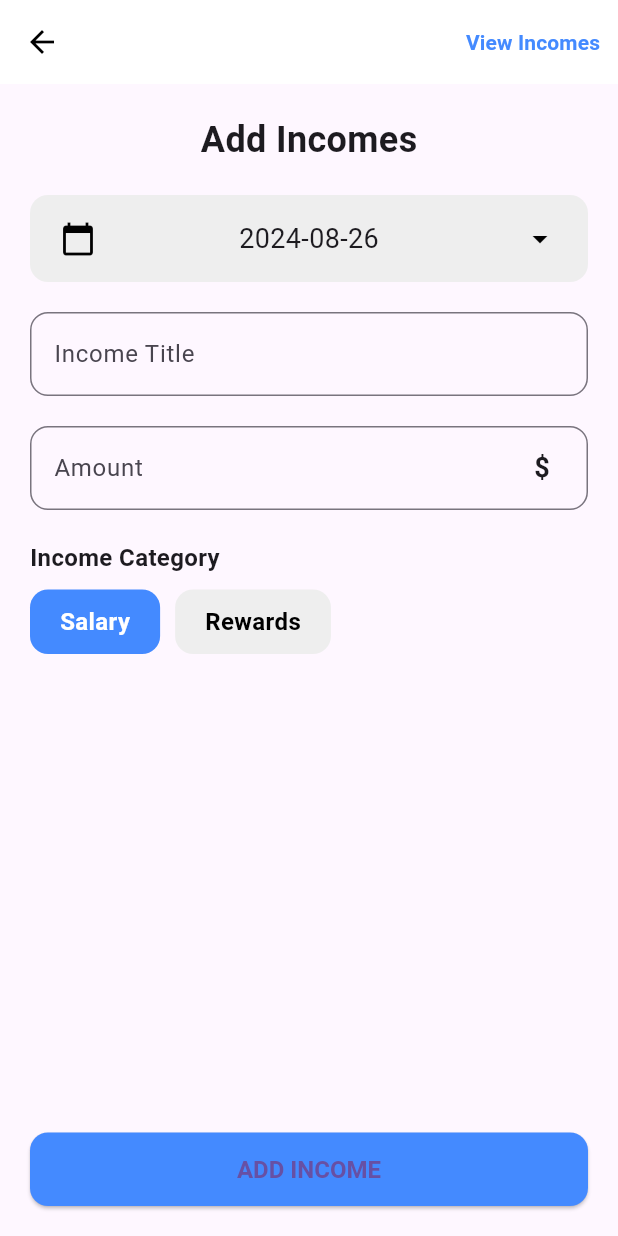
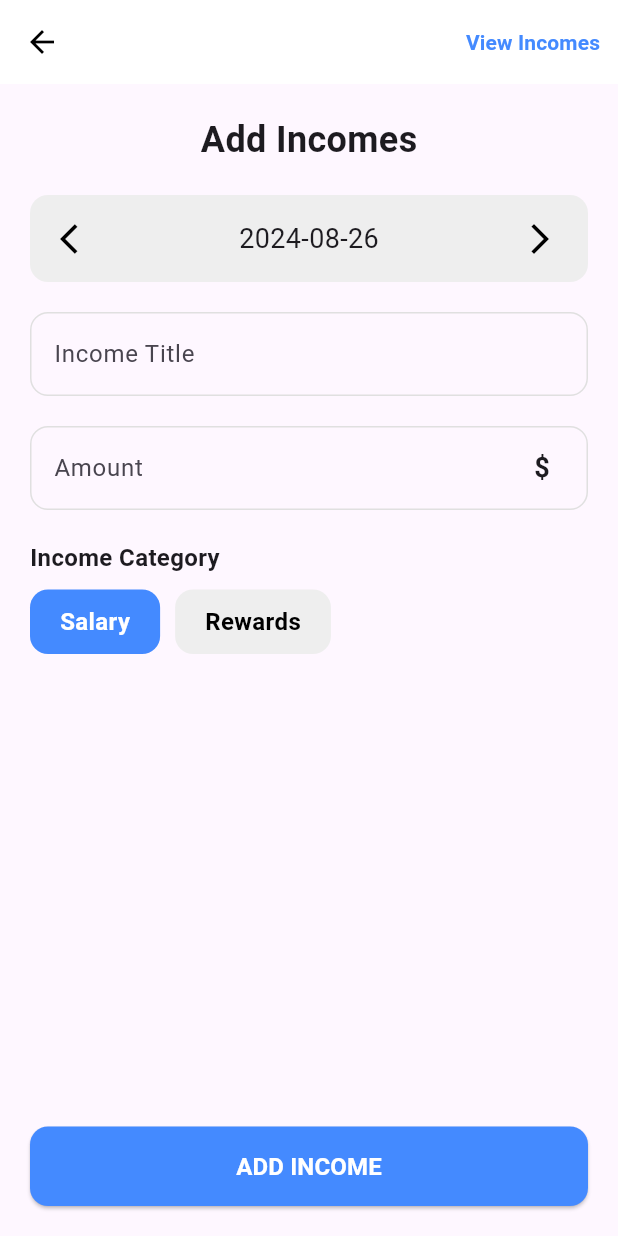
Before and after one commit to ahita1/finance_tracker, a Flutter app: the AddIncomeScreen screen opened by its route, on a phone screen of 412 x 824 dp. Run offline on Flutter 3.47's test engine with Material 3 defaults, Android fonts, the phone set to English and light mode, and no system bars; our stand-ins replace sqflite, sqflite_common_ffi; accounts and stored records are empty; network calls fail.

Commit message:
style changes ,  and some functionality changes

```diff
--- a/lib/providers/finance_provider.dart
+++ b/lib/providers/finance_provider.dart
@@ -19,10 +19,8 @@ class FinanceProvider with ChangeNotifier {
   List<Map<String, dynamic>> get expenses => _expenses;
 
   Future<List<Map<String, dynamic>>> fetchIncomes() async {
-    print('Fetching incomes...');
     final db = await DatabaseHelper().database;
     final List<Map<String, dynamic>> incomeData = await db.query('incomes');
-    print('Fetched Incomes: $incomeData'); // Debug print
     _incomes = incomeData;
     _totalIncome = _incomes.fold(0, (sum, item) => sum + (item['amount'] as double));
     notifyListeners();
@@ -30,10 +28,8 @@ class FinanceProvider with ChangeNotifier {
   }
 
   Future<List<Map<String, dynamic>>> fetchExpenses() async {
-    print('Fetching expenses...');
     final db = await DatabaseHelper().database;
     final List<Map<String, dynamic>> expenseData = await db.query('expenses');
-    print('Fetched Expenses: $expenseData'); // Debug print
     _expenses = expenseData;
     _totalExpenses = _expenses.fold(0, (sum, item) => sum + (item['amount'] as double));
     notifyListeners();
@@ -63,7 +59,6 @@ class FinanceProvider with ChangeNotifier {
 
   Future<Map<String, double>> getConversionRates() async {
     final rates = await _currencyService.fetchConversionRates();
-    print('Conversion Rates: $rates'); // Log the API response
     return rates;
   }
 
--- a/lib/screens/income_screen.dart
+++ b/lib/screens/income_screen.dart
@@ -68,7 +68,7 @@ class _AddIncomeScreenState extends State<AddIncomeScreen> {
               ),
             ),
             SizedBox(height: 20),
-            // Custom Date Picker
+            // Updated Date Picker Design
             GestureDetector(
               onTap: () => _selectDate(context),
               child: Container(
@@ -80,12 +80,12 @@ class _AddIncomeScreenState extends State<AddIncomeScreen> {
                 child: Row(
                   mainAxisAlignment: MainAxisAlignment.spaceBetween,
                   children: <Widget>[
-                    Icon(Icons.calendar_today, color: Colors.black),
+                    Icon(Icons.arrow_back_ios, color: Colors.black),
                     Text(
                       "${_selectedDate.toLocal()}".split(' ')[0],
                       style: TextStyle(fontSize: 18.0),
                     ),
-                    Icon(Icons.arrow_drop_down, color: Colors.black),
+                    Icon(Icons.arrow_forward_ios, color: Colors.black),
                   ],
                 ),
               ),
@@ -97,6 +97,14 @@ class _AddIncomeScreenState extends State<AddIncomeScreen> {
               decoration: InputDecoration(
                 labelText: 'Income Title',
                 border: OutlineInputBorder(
+                  borderRadius: BorderRadius.circular(12.0),
+                ),
+                focusedBorder: OutlineInputBorder(
+                  borderSide: BorderSide(color: Colors.blueAccent, width: 2.0),
+                  borderRadius: BorderRadius.circular(12.0),
+                ),
+                enabledBorder: OutlineInputBorder(
+                  borderSide: BorderSide(color: Colors.grey[300]!, width: 1.0),
                   borderRadius: BorderRadius.circular(12.0),
                 ),
               ),
@@ -111,6 +119,14 @@ class _AddIncomeScreenState extends State<AddIncomeScreen> {
                 border: OutlineInputBorder(
                   borderRadius: BorderRadius.circular(12.0),
                 ),
+                focusedBorder: OutlineInputBorder(
+                  borderSide: BorderSide(color: Colors.blueAccent, width: 2.0),
+                  borderRadius: BorderRadius.circular(12.0),
+                ),
+                enabledBorder: OutlineInputBorder(
+                  borderSide: BorderSide(color: Colors.grey[300]!, width: 1.0),
+                  borderRadius: BorderRadius.circular(12.0),
+                ),
                 suffixIcon: Padding(
                   padding: const EdgeInsets.all(12.0),
                   child: Text(
@@ -119,6 +135,7 @@ class _AddIncomeScreenState extends State<AddIncomeScreen> {
                   ),
                 ),
               ),
+
             ),
             SizedBox(height: 20),
             // Income Category
@@ -181,15 +198,17 @@ class _AddIncomeScreenState extends State<AddIncomeScreen> {
                       );
                     }
                   },
-                  child: Text('ADD INCOME'),
+                  child: Text(
+                    'ADD INCOME',
+                    style: TextStyle(
+                      color: Colors.white, // This sets the text color to white
+                      fontSize: 16.0,
+                      fontWeight: FontWeight.bold,
+                    ),
+                  ),
                   style: ElevatedButton.styleFrom(
                     padding: EdgeInsets.symmetric(vertical: 15.0),
-                    backgroundColor: Colors.blueAccent,
-                    textStyle: TextStyle(
-                      fontSize: 16.0,
-                      fontWeight: FontWeight.bold,
-                      color: Colors.white,
-                    ),
+                    backgroundColor: Colors.blueAccent, // Background color
                     shape: RoundedRectangleBorder(
                       borderRadius: BorderRadius.circular(12.0),
                     ),
--- a/lib/services/currency_service.dart
+++ b/lib/services/currency_service.dart
@@ -24,7 +24,6 @@ class CurrencyService {
         throw Exception('Failed to load currency conversion rates');
       }
     } catch (e) {
-      print('Failed to fetch conversion rates: $e');
       throw Exception('Failed to fetch conversion rates');
     }
   }
--- a/lib/services/db_helper.dart
+++ b/lib/services/db_helper.dart
@@ -21,11 +21,9 @@ class DatabaseHelper {
 
   Future<Database> _initDatabase() async {
     String path = join(await getDatabasesPath(), 'finance_database.db');
-    print('Database path: $path'); // Debug log
     return openDatabase(
       path,
       onCreate: (db, version) async {
-        print('Creating tables'); // Debug log
         await db.execute('CREATE TABLE incomes('
             'id INTEGER PRIMARY KEY AUTOINCREMENT, '
             'title TEXT, '
```
Also changed, not shown: lib/screens/expense_list_screen.dart (+9 -3 lines), lib/screens/expense_screen.dart (+45 -7 lines), lib/screens/spend_item.dart (+6 -7 lines), lib/screens/try.dart (+44 -11 lines).
